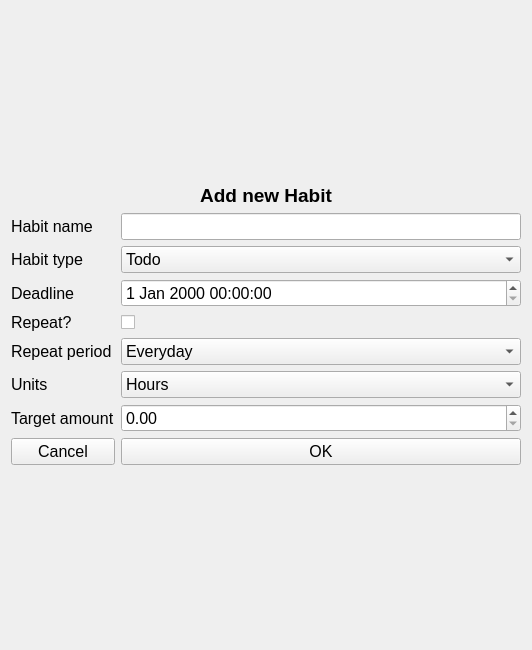
Before: the Qt Designer form UnicornHabits/AddHabitWidget.ui in Andrew2a1/CodeNight_10_04, drawn with Qt 5.
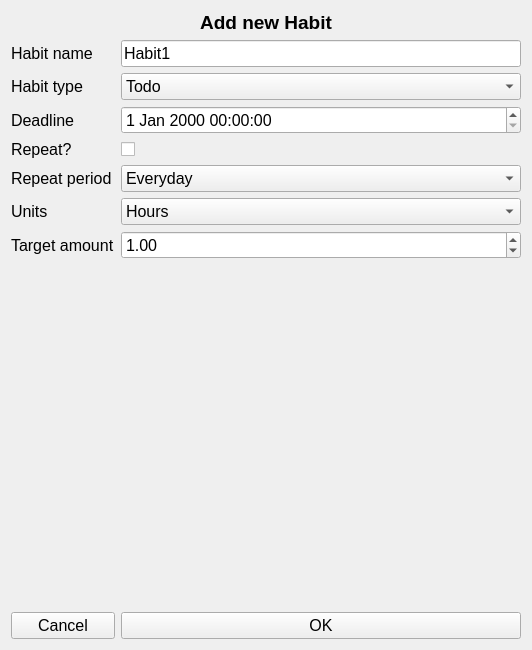
After: the same form once the commit is applied.

```diff
--- a/UnicornHabits/AddHabitWidget.ui
+++ b/UnicornHabits/AddHabitWidget.ui
@@ -252,6 +252,9 @@
          <pointsize>12</pointsize>
         </font>
        </property>
+       <property name="value">
+        <double>1.000000000000000</double>
+       </property>
       </widget>
      </item>
      <item row="1" column="1">
@@ -261,8 +264,24 @@
          <pointsize>12</pointsize>
         </font>
        </property>
+       <property name="text">
+        <string>Habit1</string>
+       </property>
       </widget>
      </item>
+     <item row="10" column="0">
+      <spacer name="verticalSpacer">
+       <property name="orientation">
+        <enum>Qt::Vertical</enum>
+       </property>
+       <property name="sizeHint" stdset="0">
+        <size>
+         <width>20</width>
+         <height>40</height>
+        </size>
+       </property>
+      </spacer>
+     </item>
     </layout>
    </item>
   </layout>
```
